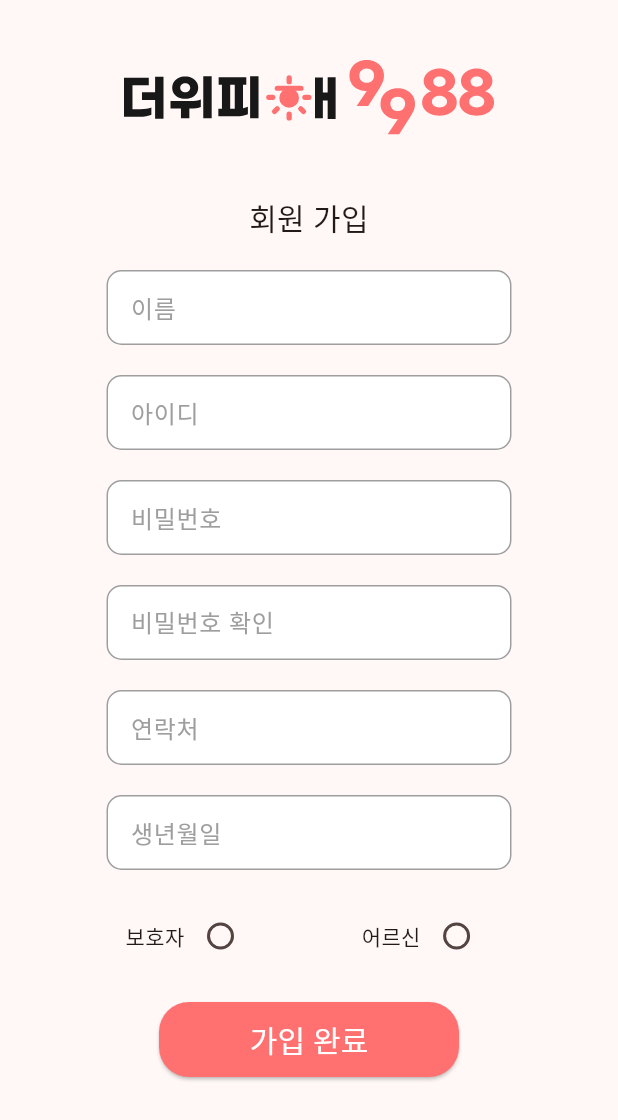
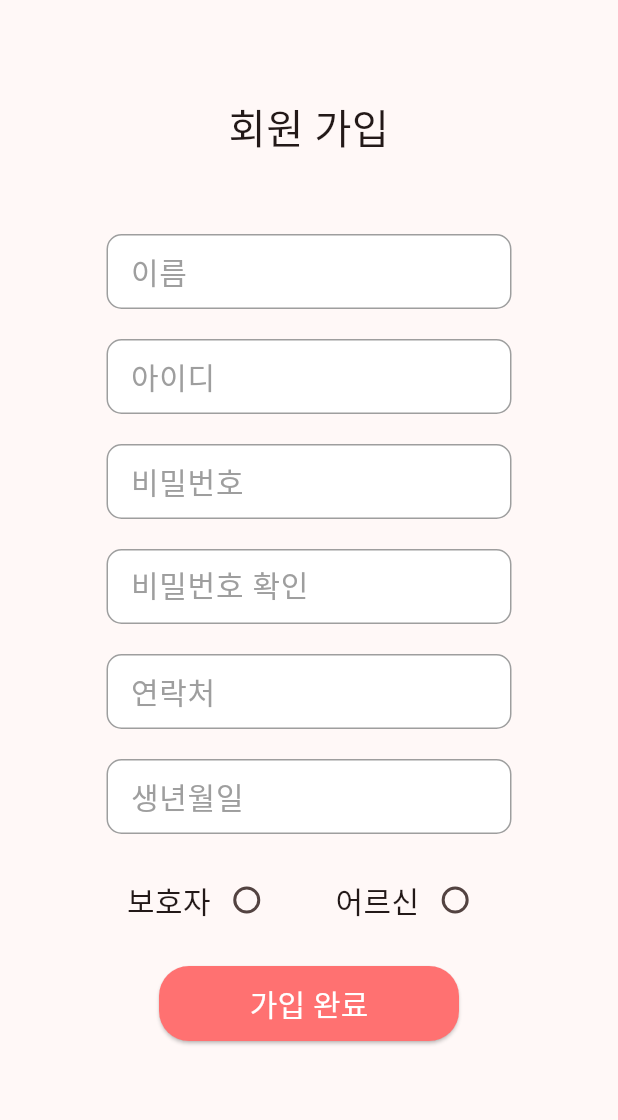
Before and after one commit to kauProjectX/dwph9988-client, a Flutter app: the SignUpScreen screen opened directly, on a phone screen of 412 x 824 dp. Shown: the top 1120 px of the screen. Run offline on Flutter 3.47's test engine with Material 3 defaults, Android fonts, the phone set to English and light mode, and no system bars; our stand-ins replace flutter_svg, get, lucide_icons_flutter; Roboto replaces fonts that are missing (Gmarket Sans).

Commit message:
feat: 회원가입 수정된 UI 반영

```diff
--- a/lib/screens/sign_up_screen.dart
+++ b/lib/screens/sign_up_screen.dart
@@ -27,15 +27,14 @@ class _SignUpScreenState extends State<SignUpScreen> {
               child: Column(
                 crossAxisAlignment: CrossAxisAlignment.center,
                 children: [
-                  const SizedBox(height: 40),
-                  _buildLogo(),
+                  const SizedBox(height: 25),
                   const SizedBox(height: 40),
                   const Text(
                     '회원 가입',
-                    style: TextStyle(fontSize: 20, fontWeight: FontWeight.w500),
+                    style: TextStyle(fontSize: 27, fontWeight: FontWeight.w500),
                     textAlign: TextAlign.center,
                   ),
-                  const SizedBox(height: 20),
+                  const SizedBox(height: 50),
                   SizedBox(
                     width: 270,
                     height: 50,
@@ -79,7 +78,10 @@ class _SignUpScreenState extends State<SignUpScreen> {
                     children: [
                       Row(
                         children: [
-                          const Text('보호자'),
+                          const Text(
+                            '보호자',
+                            style: TextStyle(fontSize: 20),
+                          ),
                           Radio<UserRole>(
                             value: UserRole.guardian,
                             groupValue: _selectedRole,
@@ -91,10 +93,13 @@ class _SignUpScreenState extends State<SignUpScreen> {
                           ),
                         ],
                       ),
-                      const SizedBox(width: 70),
+                      const SizedBox(width: 35),
                       Row(
                         children: [
-                          const Text('어르신'),
+                          const Text(
+                            '어르신',
+                            style: TextStyle(fontSize: 20),
+                          ),
                           Radio<UserRole>(
                             value: UserRole.senior,
                             groupValue: _selectedRole,
@@ -137,13 +142,6 @@ class _SignUpScreenState extends State<SignUpScreen> {
     );
   }
 
-  Widget _buildLogo() {
-    return SvgPicture.asset(
-      'assets/images/logo.svg',
-      height: 50,
-    );
-  }
-
   Widget _buildTextField(String label,
       {bool obscureText = false,
       TextInputType keyboardType = TextInputType.text}) {
@@ -154,7 +152,7 @@ class _SignUpScreenState extends State<SignUpScreen> {
         filled: true,
         fillColor: Colors.white,
         labelText: label,
-        labelStyle: const TextStyle(color: Colors.grey),
+        labelStyle: const TextStyle(color: Colors.grey, fontSize: 20),
         border: OutlineInputBorder(
           borderRadius: BorderRadius.circular(10),
           borderSide: const BorderSide(color: Colors.grey),
```
